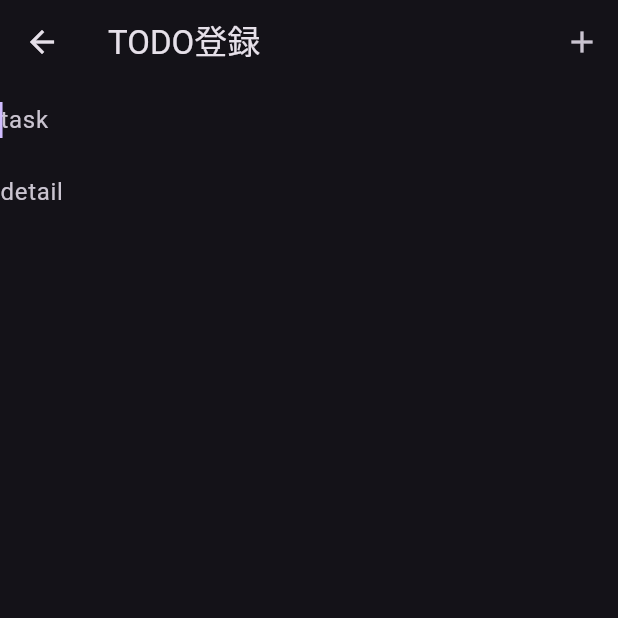
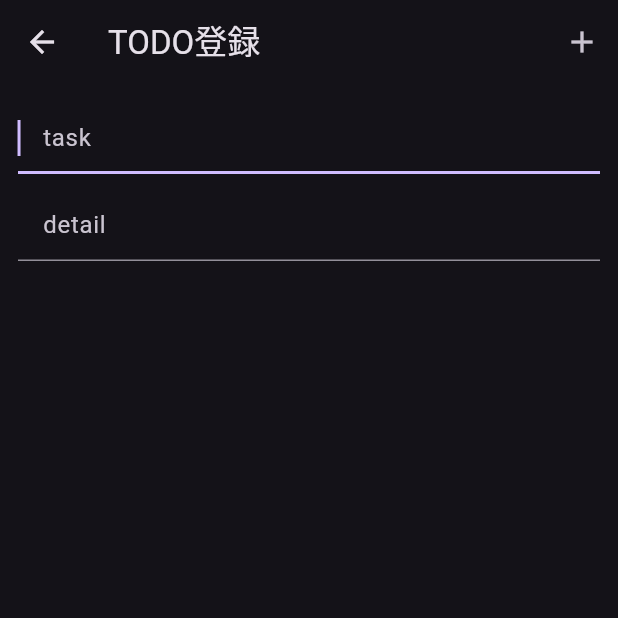
Before and after one commit to kana0830/todo, a Flutter app: the RegistrationScreen screen opened directly, on a phone screen of 412 x 824 dp, the top half of it. Run offline on Flutter 3.47's test engine with Material 3 defaults, Android fonts, the phone set to English and light mode, and no system bars; our stand-ins replace cloud_firestore, firebase_core, flutter_riverpod, fluttertoast, riverpod_annotation; accounts and stored records are empty; generated files the repository leaves out were written again.

Commit message:
登録処理

```diff
--- a/lib/screens/registration_screen.dart
+++ b/lib/screens/registration_screen.dart
@@ -1,6 +1,7 @@
 import 'package:flutter/material.dart';
 import 'package:flutter_riverpod/flutter_riverpod.dart';
 import 'package:todo/viewmodel/todo_notifier.dart';
+import 'package:fluttertoast/fluttertoast.dart';
 
 class RegistrationScreen extends ConsumerWidget {
   const RegistrationScreen({super.key});
@@ -18,31 +19,40 @@ class RegistrationScreen extends ConsumerWidget {
                 onPressed: () {
                   final notifier = ref.read(todoNotifierProvider.notifier);
                   notifier.insertState(task, detail);
+                  Fluttertoast.showToast(
+                      msg: '登録しました',
+                      toastLength: Toast.LENGTH_LONG,
+                      gravity: ToastGravity.BOTTOM);
+                  task = '';
+                  detail = '';
                 },
                 icon: const Icon(Icons.add))
           ],
         ),
-        body: SizedBox(
+        body: Padding(
+          padding: const EdgeInsets.all(12.0),
+          child: SizedBox(
             width: double.infinity,
             child: Column(
               children: [
                 TextField(
                   autofocus: true,
                   decoration: const InputDecoration(
-                  hintText: 'task',
-                  border: InputBorder.none
+                    hintText: '　task',
                   ),
-                onChanged: (text){
+                  onChanged: (text) {
                     task = text;
                   },
+                ),
+                const SizedBox(
+                  height: 10.0,
                 ),
                 TextField(
                   autofocus: true,
                   decoration: const InputDecoration(
-                    hintText: 'detail',
-                    border: InputBorder.none
+                    hintText: '　detail',
                   ),
-                onChanged: (text){
+                  onChanged: (text) {
                     detail = text;
                   },
                 )
@@ -50,6 +60,7 @@ class RegistrationScreen extends ConsumerWidget {
             ),
           ),
         ),
+      ),
     );
   }
 }
--- a/pubspec.yaml
+++ b/pubspec.yaml
@@ -41,6 +41,7 @@ dependencies:
   state_notifier: ^1.0.0
   flutter_hooks: ^0.20.3
   hooks_riverpod: ^2.4.9
+  fluttertoast: ^8.2.4
 
 dev_dependencies:
   flutter_test:
```
Also changed, not shown: lib/viewmodel/todo_notifier.dart (+5 -6 lines), pubspec.lock. Lines whose indentation alone changed are shown as unchanged.
